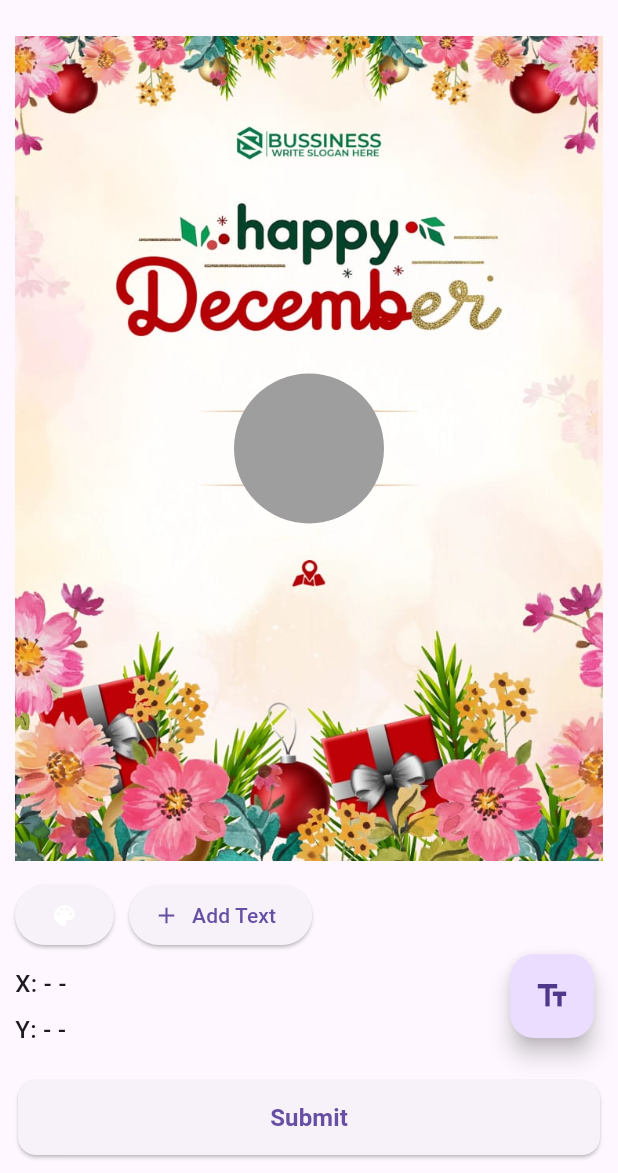
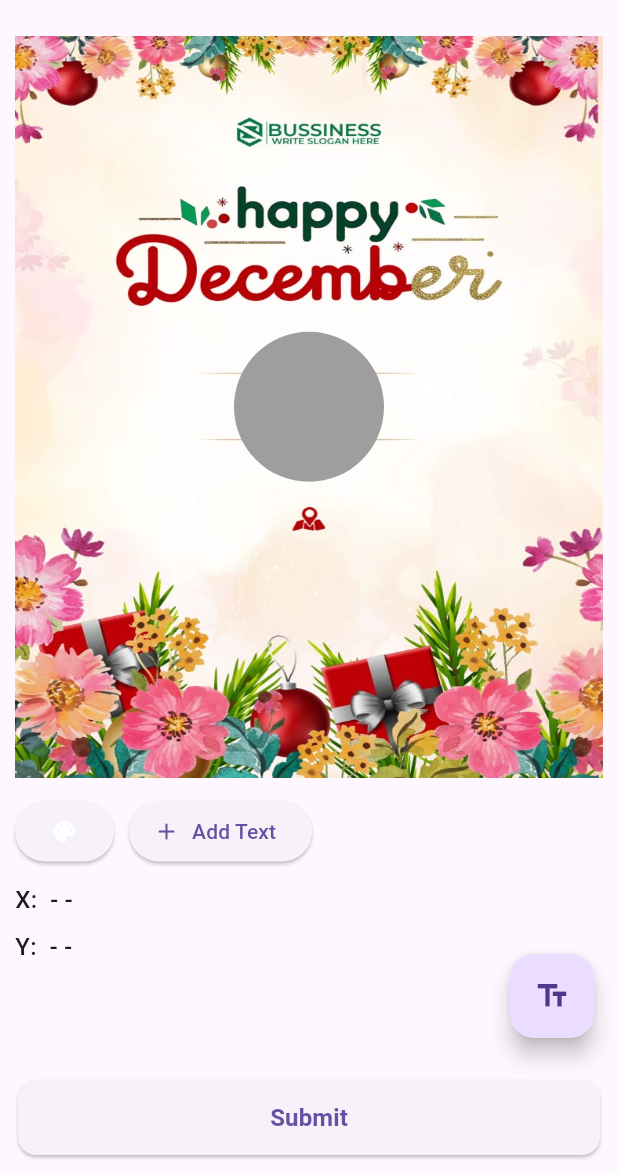
Before and after one commit to rajat-jarvis/jarvis_project1, a Flutter app: the screen it shows after launch, on a phone screen of 412 x 824 dp, the part 63-1236 px from its top. Run offline on Flutter 3.47's test engine with Material 3 defaults, Android fonts, the light colour scheme and no system bars; our stand-ins replace flutter_colorpicker, get, image_picker.

Commit message:
updated code

```diff
--- a/lib/controller/controller.dart
+++ b/lib/controller/controller.dart
@@ -55,4 +55,5 @@ class EditableTextController extends GetxController {
     print(textDetails);
   }
 
+
 }
--- a/lib/view/app_level/app_home_page.dart
+++ b/lib/view/app_level/app_home_page.dart
@@ -1,7 +1,10 @@
+import 'dart:ui';
 import 'package:flutter/material.dart';
-import 'package:flutter_colorpicker/flutter_colorpicker.dart';
 import 'package:get/get.dart';
 import '../../controller/app_controller/app_controller.dart';
+import '../../widget/app_widget/add_text_button.dart';
+import '../../widget/app_widget/color_picker_button.dart';
+
 
 class AppEditableTextScreen extends StatelessWidget {
   AppEditableTextScreen({super.key});
@@ -11,10 +14,11 @@ class AppEditableTextScreen extends StatelessWidget {
   @override
   Widget build(BuildContext context) {
     final size = MediaQuery.of(context).size;
-    final canvasHeight = size.height * 0.7;
+    final canvasHeight = size.height * 0.6;
     const imageAspectRatio = 1440 / 1024;
 
     return Scaffold(
+      resizeToAvoidBottomInset: true,
       appBar: AppBar(
         title: const Text(
           'Textedit Screen',
@@ -44,21 +48,25 @@ class AppEditableTextScreen extends StatelessWidget {
           ),
         ),
       ),
-      body: GestureDetector(
+
+      body: SingleChildScrollView(
+        child: Column(
+          children: [
+            GestureDetector(
               onTap: () => appController.deselectAll(),
               child: Padding(
                 padding: const EdgeInsets.all(10),
                 child: Column(
                   crossAxisAlignment: CrossAxisAlignment.start,
                   children: [
-              Expanded(
-                child: SizedBox(
+                    SizedBox(
                       width: size.width,
-                  height: canvasHeight * imageAspectRatio,
+                      height: canvasHeight,
                       child: AspectRatio(
                         aspectRatio: imageAspectRatio,
                         child: Stack(
                           alignment: Alignment.center,
+                          clipBehavior: Clip.none,
                           children: [
                             Image.asset(
                               "assets/images/happy_december_image.jpeg",
@@ -84,29 +92,37 @@ class AppEditableTextScreen extends StatelessWidget {
 
                             Obx(() {
                               return Stack(
-                            children: List.generate(appController.texts.length, (
-                              index,
-                            ) {
+                                children: List.generate(
+                                  appController.texts.length,
+                                  (index) {
                                     final item = appController.texts[index];
                                     return Positioned(
-                                left: item.x,
-                                top: item.y,
+                                      left: item.x.clamp(0, double.infinity),
+                                      top: item.y.clamp(0, double.infinity),
                                       child: GestureDetector(
-                                  onTap: () => appController.selectText(index),
+                                        onTap: () =>
+                                            appController.selectText(index),
                                         onScaleStart: (details) {
                                           if (item.isSelected) {
-                                      appController.startZoom(item, details);
+                                            appController.startZoom(
+                                              item,
+                                              details,
+                                            );
                                           }
                                         },
                                         onScaleUpdate: (details) {
                                           if (!item.isSelected) return;
                                           const double dragSpeed = 0.3;
                                           item.x +=
-                                        details.focalPointDelta.dx * dragSpeed;
+                                              details.focalPointDelta.dx *
+                                              dragSpeed;
                                           item.y +=
-                                        details.focalPointDelta.dy * dragSpeed;
+                                              details.focalPointDelta.dy *
+                                              dragSpeed;
+
                                           item.rotation =
-                                        item.initialRotation + details.rotation;
+                                              item.initialRotation +
+                                              details.rotation;
                                           appController.scaleText(
                                             item,
                                             details,
@@ -116,10 +132,7 @@ class AppEditableTextScreen extends StatelessWidget {
                                         },
 
                                         child: ConstrainedBox(
-                                    constraints: BoxConstraints(
-                                      minWidth: 80,
-                                      minHeight: 80,
-                                    ),
+                                          constraints: BoxConstraints(minWidth: 80, minHeight: 80),
                                           child: Stack(
                                             clipBehavior: Clip.none,
                                             children: [
@@ -130,34 +143,19 @@ class AppEditableTextScreen extends StatelessWidget {
                                                     children: [
                                                       if (item.isSelected)
                                                         Padding(
-                                                    padding: EdgeInsets.only(
-                                                      bottom: 40,
-                                                    ),
+                                                          padding: EdgeInsets.only(bottom: 40),
                                                           child: InkWell(
-                                                      onTap: () => appController
-                                                          .deleteSelectedText(),
-                                                      borderRadius:
-                                                          BorderRadius.circular(
-                                                            16,
-                                                          ),
-                                                      child: Icon(
-                                                        Icons.delete,
-                                                        size: 24,
-                                                        color: Colors.blue,
-                                                      ),
+                                                            onTap: () => appController.deleteSelectedText(),
+                                                            borderRadius: BorderRadius.circular(16),
+                                                            child: Icon(Icons.delete, size: 24, color: Colors.blue),
                                                           ),
                                                         ),
 
                                                       Container(
-                                                  padding: const EdgeInsets.all(
-                                                    4,
-                                                  ),
+                                                        padding: const EdgeInsets.all(4),
                                                         decoration: item.isSelected
                                                             ? BoxDecoration(
-                                                          border: Border.all(
-                                                            color: Colors.blue,
-                                                            width: 1.5,
-                                                          ),
+                                                          border: Border.all(color: Colors.blue, width: 1.5),
                                                         )
                                                             : null,
                                                         child: Text(
@@ -165,8 +163,7 @@ class AppEditableTextScreen extends StatelessWidget {
                                                           style: TextStyle(
                                                             fontSize: item.fontSize,
                                                             color: item.color,
-                                                      fontWeight:
-                                                          item.fontWeight,
+                                                            fontWeight: item.fontWeight,
                                                             fontStyle: item.fontStyle,
                                                           ),
                                                         ),
@@ -174,18 +171,10 @@ class AppEditableTextScreen extends StatelessWidget {
 
                                                       if (item.isSelected)
                                                         Padding(
-                                                    padding: EdgeInsets.only(
-                                                      bottom: 40,
-                                                    ),
+                                                          padding: EdgeInsets.only(bottom: 40),
                                                           child: InkWell(
-                                                      onTap: () => appController
-                                                          .showEditTextPopup(
-                                                            item,
-                                                          ),
-                                                      borderRadius:
-                                                          BorderRadius.circular(
-                                                            16,
-                                                          ),
+                                                            onTap: () => appController.showEditTextPopup(item),
+                                                            borderRadius: BorderRadius.circular(16),
                                                             child: const Icon(
                                                               Icons.edit,
                                                               size: 24,
@@ -199,14 +188,14 @@ class AppEditableTextScreen extends StatelessWidget {
                                               ),
                                             ],
                                           ),
+                                        )
                                       ),
+                                    );
+                                  },
                                 ),
                               );
                             }),
-                          );
-                        }),
                           ],
-                    ),
                         ),
                       ),
                     ),
@@ -218,53 +207,7 @@ class AppEditableTextScreen extends StatelessWidget {
                       children: [
                         Row(
                           children: [
-                      ElevatedButton(
-                        onPressed: () {
-                          final item = appController.texts.firstWhereOrNull(
-                            (e) => e.isSelected,
-                          );
-                          if (item == null) {
-                            Get.snackbar("Info", "Please select a text first");
-                            return;
-                          }
-                          Color pickerColor = item.color;
-                          Get.dialog(
-                            AlertDialog(
-                              title: const Text(
-                                'Pick a color',
-                                style: TextStyle(fontWeight: FontWeight.bold),
-                              ),
-                              content: SingleChildScrollView(
-                                child: ColorPicker(
-                                  pickerColor: pickerColor,
-                                  onColorChanged: (color) {
-                                    pickerColor = color;
-                                  },
-                                ),
-                              ),
-                              actions: [
-                                TextButton(
-                                  onPressed: () {
-                                    item.color = pickerColor;
-                                    appController.texts.refresh();
-                                    Get.back();
-                                  },
-                                  child: const Text(
-                                    'Select',
-                                    style: TextStyle(
-                                      fontWeight: FontWeight.bold,
-                                    ),
-                                  ),
-                                ),
-                              ],
-                            ),
-                          );
-                        },
-                        child: const Icon(
-                          Icons.color_lens,
-                          color: Colors.white,
-                        ),
-                      ),
+                            ColorPickerButton(appController: appController),
 
                             SizedBox(width: 10),
 
@@ -272,13 +215,7 @@ class AppEditableTextScreen extends StatelessWidget {
                               final hasSelection = appController.texts.any(
                                 (e) => e.isSelected,
                               );
-                        // if (!hasSelection) return const SizedBox.shrink();
-                        return ElevatedButton.icon(
-                          onPressed: () =>
-                              appController.showDuplicateTextPopup(),
-                          icon: const Icon(Icons.add),
-                          label: const Text('Add Text'),
-                        );
+                              return AddTextButton(appController: appController);
                             }),
                           ],
                         ),
@@ -295,7 +232,7 @@ class AppEditableTextScreen extends StatelessWidget {
                             children: [
                               Text(
                                 selectedIndex == -1
-                              ? 'X: - -'
+                                    ? 'X:  - -'
                                     : 'X: ${appController.texts[selectedIndex].x.toStringAsFixed(1)}',
                                 style: const TextStyle(
                                   fontSize: 16,
@@ -305,7 +242,7 @@ class AppEditableTextScreen extends StatelessWidget {
                               const SizedBox(height: 8),
                               Text(
                                 selectedIndex == -1
-                              ? 'Y: - -'
+                                    ? 'Y:  - -'
                                     : 'Y: ${appController.texts[selectedIndex].y.toStringAsFixed(1)}',
                                 style: const TextStyle(
                                   fontSize: 16,
@@ -315,27 +252,15 @@ class AppEditableTextScreen extends StatelessWidget {
                             ],
                           );
                         }),
-
-                  // Obx(() {
-                  //   final hasSelection = appController.texts.any(
-                  //     (e) => e.isSelected,
-                  //   );
-                  //   // if (!hasSelection) return const SizedBox.shrink();
-                  //   return ElevatedButton.icon(
-                  //     onPressed: () => appController.deleteSelectedText(),
-                  //     style: ElevatedButton.styleFrom(
-                  //       backgroundColor: Colors.red,
-                  //     ),
-                  //     icon: const Icon(Icons.delete),
-                  //     label: const Text('Delete'),
-                  //   );
-                  // }),
                       ],
                     ),
                   ],
                 ),
               ),
             ),
+          ],
+        ),
+      ),
     );
   }
 }
--- /dev/null
+++ b/lib/widget/app_widget/add_text_button.dart
@@ -0,0 +1,22 @@
+import 'package:flutter/cupertino.dart';
+import 'package:flutter/material.dart';
+import '../../controller/app_controller/app_controller.dart';
+
+class AddTextButton extends StatelessWidget {
+  const AddTextButton({
+    super.key,
+    required this.appController,
+  });
+
+  final AppController appController;
+
+  @override
+  Widget build(BuildContext context) {
+    return ElevatedButton.icon(
+      onPressed: () =>
+          appController.showDuplicateTextPopup(),
+      icon: const Icon(Icons.add),
+      label: const Text('Add Text'),
+    );
+  }
+}
--- /dev/null
+++ b/lib/widget/app_widget/color_picker_button.dart
@@ -0,0 +1,70 @@
+import 'package:flutter/cupertino.dart';
+import 'package:flutter/material.dart';
+import 'package:flutter_colorpicker/flutter_colorpicker.dart';
+
+import '../../controller/app_controller/app_controller.dart';
+import 'package:get/get.dart';
+
+class ColorPickerButton extends StatelessWidget {
+  const ColorPickerButton({
+    super.key,
+    required this.appController,
+  });
+
+  final AppController appController;
+
+  @override
+  Widget build(BuildContext context) {
+    return ElevatedButton(
+      onPressed: () {
+        final item = appController.texts
+            .firstWhereOrNull((e) => e.isSelected);
+        if (item == null) {
+          Get.snackbar(
+            "Info",
+            "Please select a text first",
+          );
+          return;
+        }
+        Color pickerColor = item.color;
+        Get.dialog(
+          AlertDialog(
+            title: const Text(
+              'Pick a color',
+              style: TextStyle(
+                fontWeight: FontWeight.bold,
+              ),
+            ),
+            content: SingleChildScrollView(
+              child: ColorPicker(
+                pickerColor: pickerColor,
+                onColorChanged: (color) {
+                  pickerColor = color;
+                },
+              ),
+            ),
+            actions: [
+              TextButton(
+                onPressed: () {
+                  item.color = pickerColor;
+                  appController.texts.refresh();
+                  Get.back();
+                },
+                child: const Text(
+                  'Select',
+                  style: TextStyle(
+                    fontWeight: FontWeight.bold,
+                  ),
+                ),
+              ),
+            ],
+          ),
+        );
+      },
+      child: const Icon(
+        Icons.color_lens,
+        color: Colors.white,
+      ),
+    );
+  }
+}
```
Also changed, not shown: lib/controller/app_controller/app_controller.dart (+41 -37 lines), lib/model/app_model/app_model_class.dart (+11 -11 lines), lib/view/home_page.dart (+4 -24 lines), lib/widget/app_widget/movable_contaner.dart (added, +78 -0 lines), lib/widget/web_widget/delete_button.dart (added, +30 -0 lines), lib/widget/web_widget/movable_container_web.dart (added, +55 -0 lines), lib/widget/web_widget/undo_button.dart (added, +25 -0 lines). Lines whose indentation alone changed are shown as unchanged.
